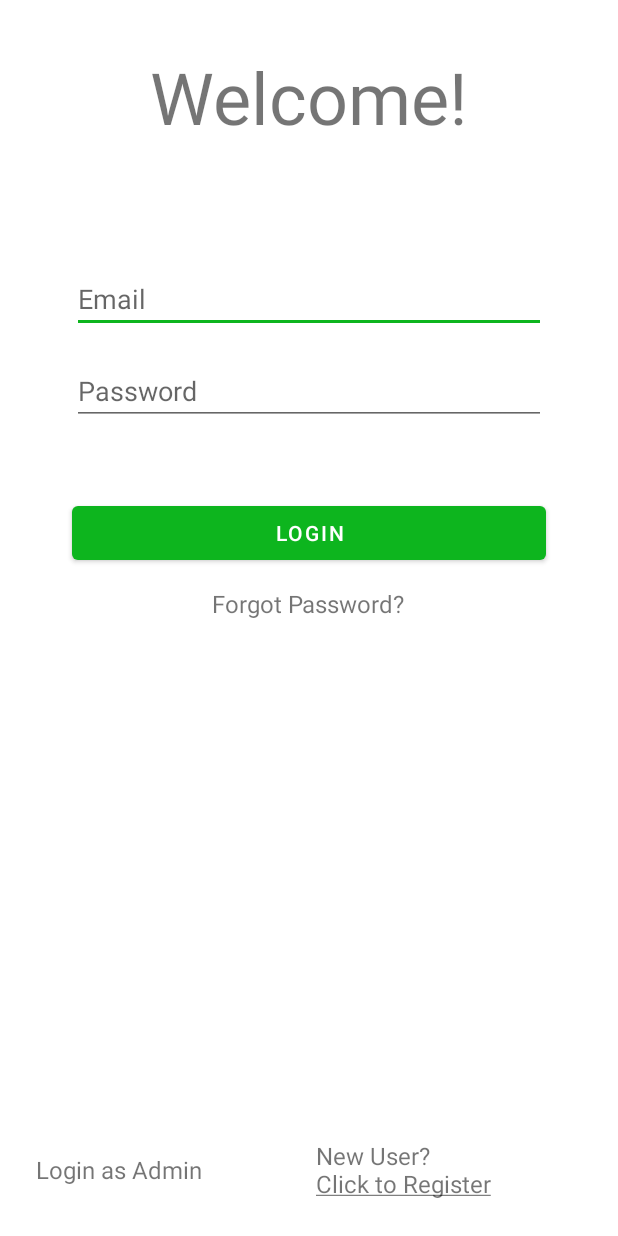
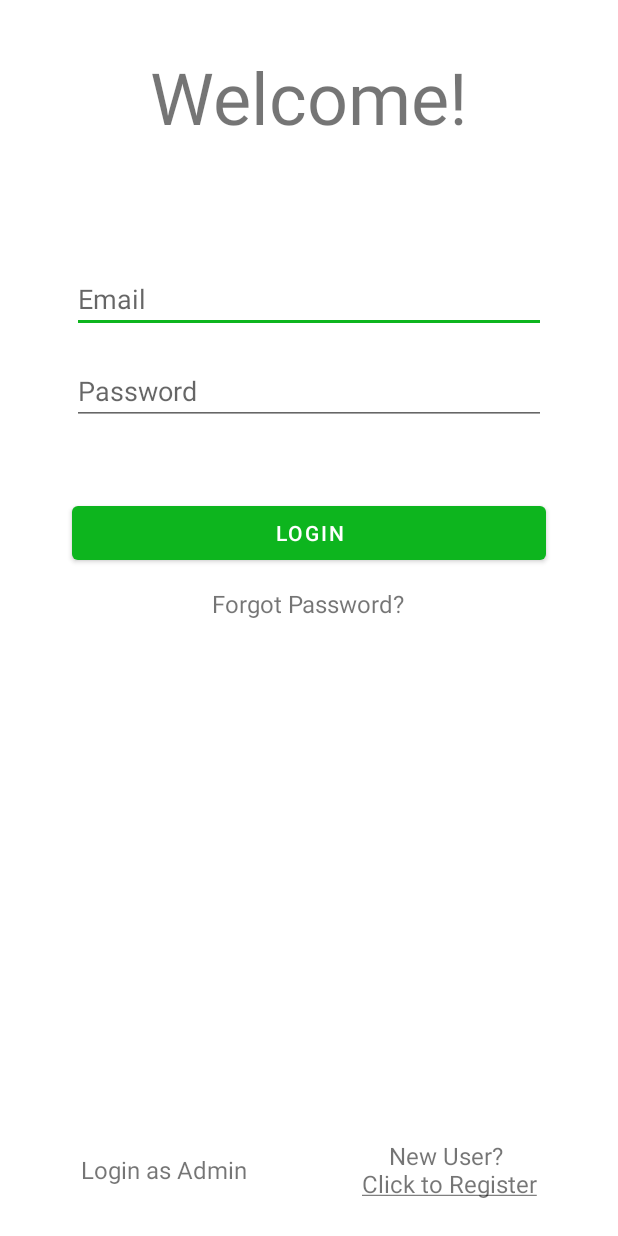
Before and after one commit to Shijas-T/box, an Android app: the screen it shows after launch (LoginActivity), on a phone screen of 412 x 824 dp. Run offline under Robolectric (Android 15) with nearby library versions, the phone set to English and light mode, and no system bars.

Commit message:
fix UI in loginActivity

```diff
--- a/app/src/main/res/layout/activity_login.xml
+++ b/app/src/main/res/layout/activity_login.xml
@@ -74,18 +74,20 @@
         android:layout_height="wrap_content"
         android:orientation="horizontal"
         android:layout_margin="16dp"
-        android:layout_alignParentBottom="true">
+        android:layout_alignParentBottom="true"
+        android:weightSum="2">
 
         <TextView
             android:layout_gravity="center"
             android:id="@+id/TextView_newSellerRegistration"
             android:layout_width="wrap_content"
-            android:layout_weight="0.5"
+            android:layout_weight="1"
             android:layout_margin="8dp"
             android:layout_height="wrap_content"
             android:layout_marginBottom="12dp"
             android:text="@string/admin_login"
-            android:textSize="16sp" />
+            android:textSize="16sp"
+            android:gravity="center"/>
 
         <TextView
             android:layout_gravity="center"
@@ -93,10 +95,11 @@
             android:layout_margin="8dp"
             android:layout_width="wrap_content"
             android:layout_height="wrap_content"
-            android:layout_weight="0.5"
+            android:layout_weight="1"
             android:layout_marginBottom="12dp"
             android:text="@string/register"
-            android:textSize="16sp" />
+            android:textSize="16sp"
+            android:gravity="center"/>
 
     </LinearLayout>
 
```
